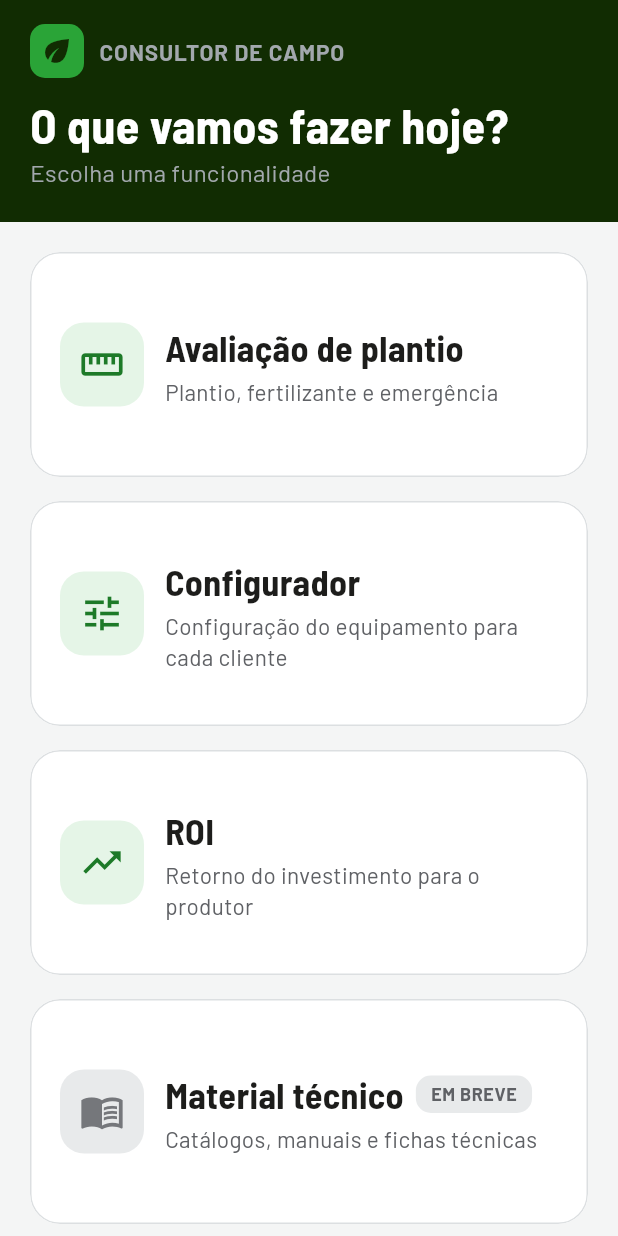
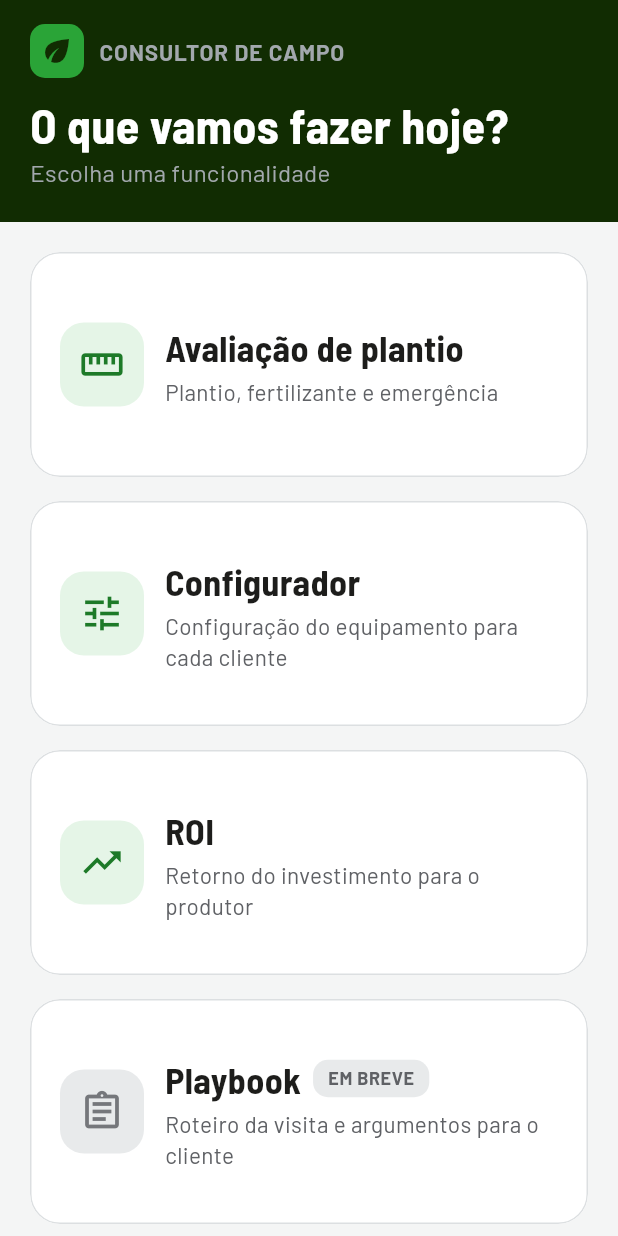
Before and after one commit to nicolaszgofa-dot/consultor_campo, a Flutter app: the screen it shows after launch, on a phone screen of 412 x 824 dp. Run offline on Flutter 3.47's test engine with Material 3 defaults, Android fonts, the phone set to English and light mode, and no system bars; our stand-ins replace shared_preferences.

Commit message:
Adiciona Playbook e Conceito à tela inicial
Dois novos cartões na grade, ainda "em breve": Playbook (roteiro da
visita e argumentos para o cliente) e Conceito (conceitos técnicos por
trás das tecnologias J.Assy). Abrem a tela provisória até o conteúdo
ser definido.

Co-Authored-By: Claude Opus 5.5 <noreply@anthropic.com>

```diff
--- a/app/lib/funcionalidades.dart
+++ b/app/lib/funcionalidades.dart
@@ -43,6 +43,16 @@ final funcionalidades = <Funcionalidade>[
     tela: () => const RoiPage(),
   ),
   const Funcionalidade(
+    titulo: 'Playbook',
+    descricao: 'Roteiro da visita e argumentos para o cliente',
+    icone: Icons.assignment_outlined,
+  ),
+  const Funcionalidade(
+    titulo: 'Conceito',
+    descricao: 'Conceitos técnicos por trás das tecnologias J.Assy',
+    icone: Icons.lightbulb_outline,
+  ),
+  const Funcionalidade(
     titulo: 'Material técnico',
     descricao: 'Catálogos, manuais e fichas técnicas',
     icone: Icons.menu_book_outlined,
```
Also changed, not shown: 1 other file.
